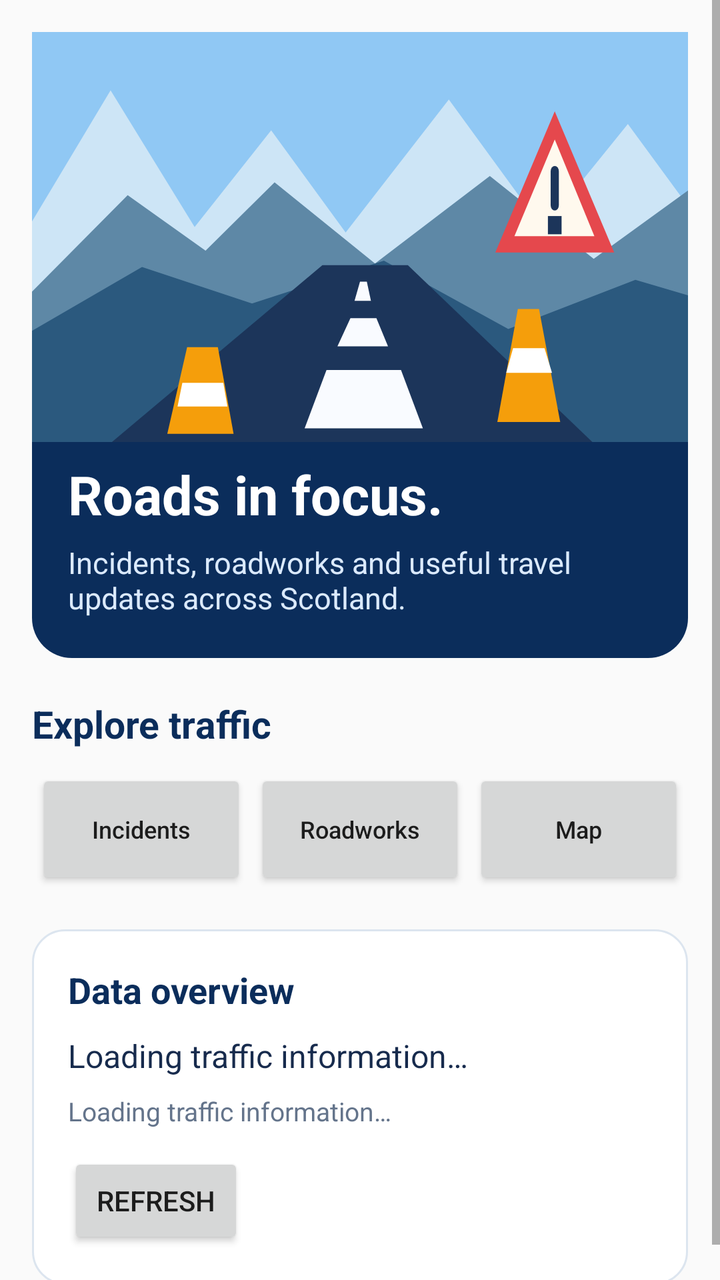
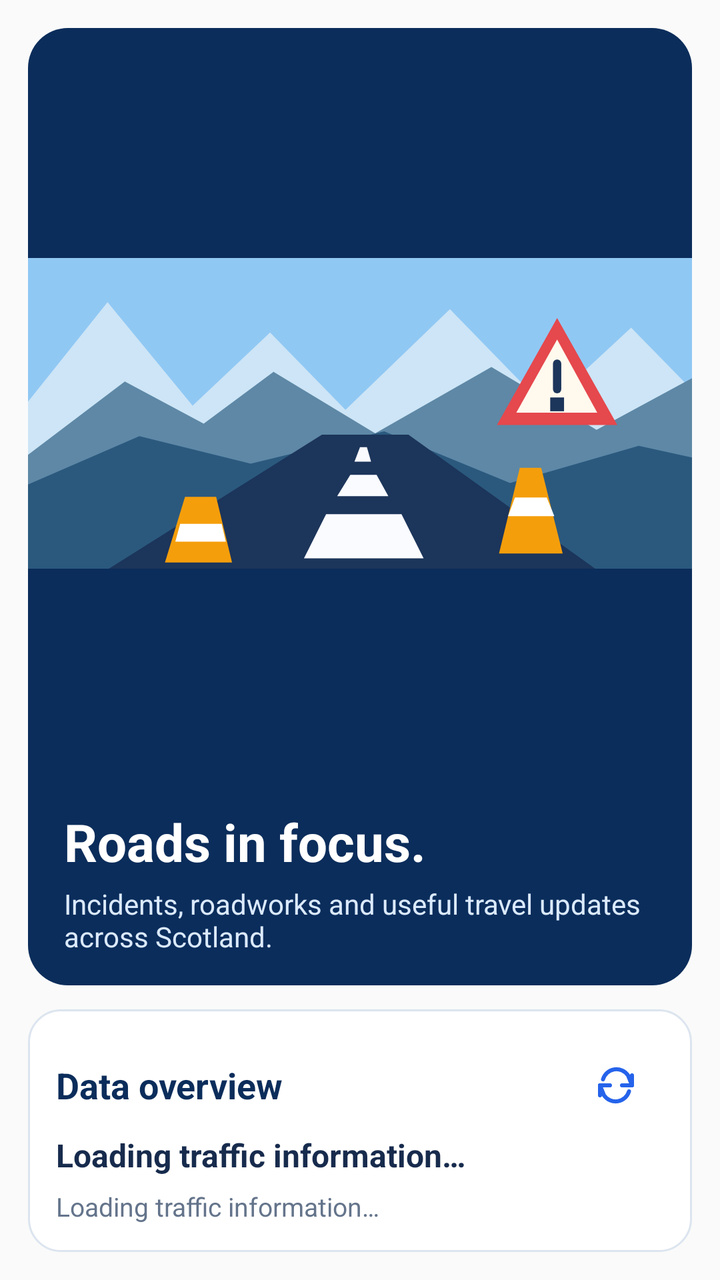

Compare the two renders of this Android layout. The source of the first and the diff that turns it into the second are given below.
<!-- AndroidManifest.xml: application theme Theme.TrafficScotlandExplorer -->
<!-- res/layout/fragment_home.xml -->
<?xml version="1.0" encoding="utf-8"?>
<ScrollView xmlns:android="http://schemas.android.com/apk/res/android"
    android:layout_width="match_parent"
    android:layout_height="match_parent"
    android:fillViewport="true">
    <LinearLayout
        android:layout_width="match_parent"
        android:layout_height="wrap_content"
        android:orientation="vertical"
        android:padding="16dp">
        <LinearLayout
            android:layout_width="match_parent"
            android:layout_height="wrap_content"
            android:background="@drawable/bg_hero"
            android:orientation="vertical">
            <ImageView
                android:layout_width="match_parent"
                android:layout_height="205dp"
                android:contentDescription="@string/hero_description"
                android:scaleType="fitXY"
                android:src="@drawable/hero_road_scene" />
            <TextView
                android:layout_width="match_parent"
                android:layout_height="wrap_content"
                android:paddingHorizontal="18dp"
                android:paddingTop="8dp"
                android:text="@string/home_headline"
                android:textColor="@color/white"
                android:textSize="27sp"
                android:textStyle="bold" />
            <TextView
                android:layout_width="match_parent"
                android:layout_height="wrap_content"
                android:paddingHorizontal="18dp"
                android:paddingBottom="20dp"
                android:paddingTop="6dp"
                android:text="@string/home_subtitle"
                android:textColor="@color/pale_blue"
                android:textSize="15sp" />
        </LinearLayout>

        <TextView
            android:layout_width="match_parent"
            android:layout_height="wrap_content"
            android:paddingTop="20dp"
            android:paddingBottom="10dp"
            android:text="@string/explore_title"
            android:textColor="@color/navy"
            android:textSize="19sp"
            android:textStyle="bold" />
        <LinearLayout
            android:layout_width="match_parent"
            android:layout_height="wrap_content"
            android:orientation="horizontal">
            <Button
                android:id="@+id/homeIncidents"
                style="@style/TrafficHomeButton"
                android:text="@string/incidents" />
            <Button
                android:id="@+id/homeRoadworks"
                style="@style/TrafficHomeButton"
                android:text="@string/roadworks" />
            <Button
                android:id="@+id/homeMap"
                style="@style/TrafficHomeButton"
                android:text="@string/map" />
        </LinearLayout>
        <LinearLayout
            android:layout_width="match_parent"
            android:layout_height="wrap_content"
            android:layout_marginTop="20dp"
            android:background="@drawable/bg_card"
            android:orientation="vertical"
            android:padding="18dp">
            <TextView
                android:layout_width="match_parent"
                android:layout_height="wrap_content"
                android:text="@string/data_overview"
                android:textColor="@color/navy"
                android:textSize="18sp"
                android:textStyle="bold" />
            <TextView
                android:id="@+id/homeCounts"
                android:layout_width="match_parent"
                android:layout_height="wrap_content"
                android:paddingTop="10dp"
                android:text="@string/loading"
                android:textColor="@color/ink"
                android:textSize="16sp" />
            <TextView
                android:id="@+id/homeStatus"
                android:layout_width="match_parent"
                android:layout_height="wrap_content"
                android:paddingTop="8dp"
                android:text="@string/loading"
                android:textColor="@color/subtitle"
                android:textSize="13sp" />
            <Button
                android:id="@+id/homeRefresh"
                android:layout_width="wrap_content"
                android:layout_height="wrap_content"
                android:layout_marginTop="12dp"
                android:text="@string/refresh" />
        </LinearLayout>
    </LinearLayout>
</ScrollView>
<!-- resources referenced by this layout -->
<resources>
  <color name="ink">#172B4D</color>
  <color name="navy">#0B2D5B</color>
  <color name="pale_blue">#DBEAFE</color>
  <color name="subtitle">#64748B</color>
  <color name="white">#FFFFFF</color>
  <!-- drawable bg_card (drawable) -->
  <?xml version="1.0" encoding="utf-8"?>
  <shape xmlns:android="http://schemas.android.com/apk/res/android">
      <solid android:color="@color/white" />
      <corners android:radius="16dp" />
      <stroke android:width="1dp" android:color="@color/panel_stroke" />
  </shape>
  <!-- drawable bg_hero (drawable) -->
  <?xml version="1.0" encoding="utf-8"?>
  <shape xmlns:android="http://schemas.android.com/apk/res/android">
      <solid android:color="@color/navy" />
      <corners android:radius="20dp" />
  </shape>
  <string name="data_overview">Data overview</string>
  <string name="explore_title">Explore traffic</string>
  <string name="hero_description">Illustrated Scottish road with mountains, orange cones and a warning sign</string>
  <string name="home_headline">Roads in focus.</string>
  <string name="home_subtitle">Incidents, roadworks and useful travel updates across Scotland.</string>
  <string name="incidents">Incidents</string>
  <string name="loading">Loading traffic information…</string>
  <string name="map">Map</string>
  <string name="refresh">Refresh</string>
  <string name="roadworks">Roadworks</string>
  <style name="TrafficHomeButton">
          <item name="android:layout_width">0dp</item>
          <item name="android:layout_height">60dp</item>
          <item name="android:layout_weight">1</item>
          <item name="android:layout_marginHorizontal">2dp</item>
          <item name="android:textAllCaps">false</item>
          <item name="android:textSize">12sp</item>
      </style>
  <style name="Theme.TrafficScotlandExplorer" parent="Theme.AppCompat.Light.NoActionBar">
          <item name="colorPrimary">@color/accent</item>
          <item name="colorAccent">@color/accent</item>
          <item name="android:statusBarColor">@color/background</item>
          <item name="android:windowLightStatusBar">true</item>
      </style>
  <color name="panel_stroke">#DCE5EF</color>
  <color name="accent">#2563EB</color>
  <color name="background">#F3F6FA</color>
  <!-- unchanged entries left out for length: 1 -->
</resources>

<!-- the commit's change to res/layout/fragment_home.xml (unified diff, before → after) -->
@@ -1,106 +1,98 @@
 <?xml version="1.0" encoding="utf-8"?>
-<ScrollView xmlns:android="http://schemas.android.com/apk/res/android"
+<LinearLayout xmlns:android="http://schemas.android.com/apk/res/android"
     android:layout_width="match_parent"
     android:layout_height="match_parent"
-    android:fillViewport="true">
+    android:orientation="vertical"
+    android:padding="14dp">
+
     <LinearLayout
         android:layout_width="match_parent"
-        android:layout_height="wrap_content"
-        android:orientation="vertical"
-        android:padding="16dp">
-        <LinearLayout
+        android:layout_height="0dp"
+        android:layout_weight="1"
+        android:background="@drawable/bg_hero"
+        android:orientation="vertical">
+
+        <ImageView
             android:layout_width="match_parent"
-            android:layout_height="wrap_content"
-            android:background="@drawable/bg_hero"
-            android:orientation="vertical">
-            <ImageView
-                android:layout_width="match_parent"
-                android:layout_height="205dp"
-                android:contentDescription="@string/hero_description"
-                android:scaleType="fitXY"
-                android:src="@drawable/hero_road_scene" />
-            <TextView
-                android:layout_width="match_parent"
-                android:layout_height="wrap_content"
-                android:paddingHorizontal="18dp"
-                android:paddingTop="8dp"
-                android:text="@string/home_headline"
-                android:textColor="@color/white"
-                android:textSize="27sp"
-                android:textStyle="bold" />
-            <TextView
-                android:layout_width="match_parent"
-                android:layout_height="wrap_content"
-                android:paddingHorizontal="18dp"
-                android:paddingBottom="20dp"
-                android:paddingTop="6dp"
-                android:text="@string/home_subtitle"
-                android:textColor="@color/pale_blue"
-                android:textSize="15sp" />
-        </LinearLayout>
+            android:layout_height="0dp"
+            android:layout_weight="1"
+            android:contentDescription="@string/hero_description"
+            android:scaleType="fitCenter"
+            android:src="@drawable/hero_road_scene" />
 
         <TextView
             android:layout_width="match_parent"
             android:layout_height="wrap_content"
-            android:paddingTop="20dp"
-            android:paddingBottom="10dp"
-            android:text="@string/explore_title"
-            android:textColor="@color/navy"
-            android:textSize="19sp"
+            android:paddingStart="18dp"
+            android:paddingEnd="18dp"
+            android:paddingTop="4dp"
+            android:text="@string/home_headline"
+            android:textColor="@color/white"
+            android:textSize="26sp"
             android:textStyle="bold" />
+
+        <TextView
+            android:layout_width="match_parent"
+            android:layout_height="wrap_content"
+            android:paddingStart="18dp"
+            android:paddingEnd="18dp"
+            android:paddingTop="4dp"
+            android:paddingBottom="15dp"
+            android:text="@string/home_subtitle"
+            android:textColor="@color/pale_blue"
+            android:textSize="14sp" />
+    </LinearLayout>
+
+    <LinearLayout
+        android:layout_width="match_parent"
+        android:layout_height="wrap_content"
+        android:layout_marginTop="12dp"
+        android:background="@drawable/bg_card"
+        android:orientation="vertical"
+        android:padding="14dp">
+
         <LinearLayout
             android:layout_width="match_parent"
             android:layout_height="wrap_content"
+            android:gravity="center_vertical"
             android:orientation="horizontal">
-            <Button
-                android:id="@+id/homeIncidents"
-                style="@style/TrafficHomeButton"
-                android:text="@string/incidents" />
-            <Button
-                android:id="@+id/homeRoadworks"
-                style="@style/TrafficHomeButton"
-                android:text="@string/roadworks" />
-            <Button
-                android:id="@+id/homeMap"
-                style="@style/TrafficHomeButton"
-                android:text="@string/map" />
-        </LinearLayout>
-        <LinearLayout
-            android:layout_width="match_parent"
-            android:layout_height="wrap_content"
-            android:layout_marginTop="20dp"
-            android:background="@drawable/bg_card"
-            android:orientation="vertical"
-            android:padding="18dp">
+
             <TextView
-                android:layout_width="match_parent"
+                android:layout_width="0dp"
                 android:layout_height="wrap_content"
+                android:layout_weight="1"
                 android:text="@string/data_overview"
                 android:textColor="@color/navy"
                 android:textSize="18sp"
                 android:textStyle="bold" />
-            <TextView
-                android:id="@+id/homeCounts"
-                android:layout_width="match_parent"
-                android:layout_height="wrap_content"
-                android:paddingTop="10dp"
-                android:text="@string/loading"
-                android:textColor="@color/ink"
-                android:textSize="16sp" />
-            <TextView
-                android:id="@+id/homeStatus"
-                android:layout_width="match_parent"
-                android:layout_height="wrap_content"
-                android:paddingTop="8dp"
-                android:text="@string/loading"
-                android:textColor="@color/subtitle"
-                android:textSize="13sp" />
-            <Button
+
+            <ImageButton
                 android:id="@+id/homeRefresh"
-                android:layout_width="wrap_content"
-                android:layout_height="wrap_content"
-                android:layout_marginTop="12dp"
-                android:text="@string/refresh" />
+                android:layout_width="48dp"
+                android:layout_height="48dp"
+                android:background="?attr/selectableItemBackgroundBorderless"
+                android:contentDescription="@string/refresh_content_description"
+                android:padding="12dp"
+                android:src="@drawable/ic_refresh"
+                android:tint="@color/accent" />
         </LinearLayout>
+
+        <TextView
+            android:id="@+id/homeCounts"
+            android:layout_width="match_parent"
+            android:layout_height="wrap_content"
+            android:text="@string/loading"
+            android:textColor="@color/ink"
+            android:textSize="16sp"
+            android:textStyle="bold" />
+
+        <TextView
+            android:id="@+id/homeStatus"
+            android:layout_width="match_parent"
+            android:layout_height="wrap_content"
+            android:layout_marginTop="6dp"
+            android:text="@string/loading"
+            android:textColor="@color/subtitle"
+            android:textSize="13sp" />
     </LinearLayout>
-</ScrollView>
+</LinearLayout>
<!-- resource entries referenced after the edit -->
@@ -18,24 +18,45 @@
       <solid android:color="@color/navy" />
       <corners android:radius="20dp" />
   </shape>
+  <!-- drawable ic_refresh (drawable) -->
+  <?xml version="1.0" encoding="utf-8"?>
+  <vector xmlns:android="http://schemas.android.com/apk/res/android"
+      android:width="24dp"
+      android:height="24dp"
+      android:viewportWidth="24"
+      android:viewportHeight="24">
+      <path
+          android:fillColor="@android:color/transparent"
+          android:strokeColor="#2563EB"
+          android:strokeLineCap="round"
+          android:strokeLineJoin="round"
+          android:strokeWidth="2"
+          android:pathData="M20,7v5h-5" />
+      <path
+          android:fillColor="@android:color/transparent"
+          android:strokeColor="#2563EB"
+          android:strokeLineCap="round"
+          android:strokeLineJoin="round"
+          android:strokeWidth="2"
+          android:pathData="M4,17v-5h5" />
+      <path
+          android:fillColor="@android:color/transparent"
+          android:strokeColor="#2563EB"
+          android:strokeLineCap="round"
+          android:strokeWidth="2"
+          android:pathData="M5.5,9a7,7 0,0 1,12.5 -2L20,12" />
+      <path
+          android:fillColor="@android:color/transparent"
+          android:strokeColor="#2563EB"
+          android:strokeLineCap="round"
+          android:strokeWidth="2"
+          android:pathData="M18.5,15a7,7 0,0 1,-12.5 2L4,12" />
+  </vector>
   <string name="data_overview">Data overview</string>
-  <string name="explore_title">Explore traffic</string>
   <string name="hero_description">Illustrated Scottish road with mountains, orange cones and a warning sign</string>
   <string name="home_headline">Roads in focus.</string>
   <string name="home_subtitle">Incidents, roadworks and useful travel updates across Scotland.</string>
-  <string name="incidents">Incidents</string>
   <string name="loading">Loading traffic information…</string>
-  <string name="map">Map</string>
-  <string name="refresh">Refresh</string>
-  <string name="roadworks">Roadworks</string>
-  <style name="TrafficHomeButton">
-          <item name="android:layout_width">0dp</item>
-          <item name="android:layout_height">60dp</item>
-          <item name="android:layout_weight">1</item>
-          <item name="android:layout_marginHorizontal">2dp</item>
-          <item name="android:textAllCaps">false</item>
-          <item name="android:textSize">12sp</item>
-      </style>
   <style name="Theme.TrafficScotlandExplorer" parent="Theme.AppCompat.Light.NoActionBar">
           <item name="colorPrimary">@color/accent</item>
           <item name="colorAccent">@color/accent</item>
